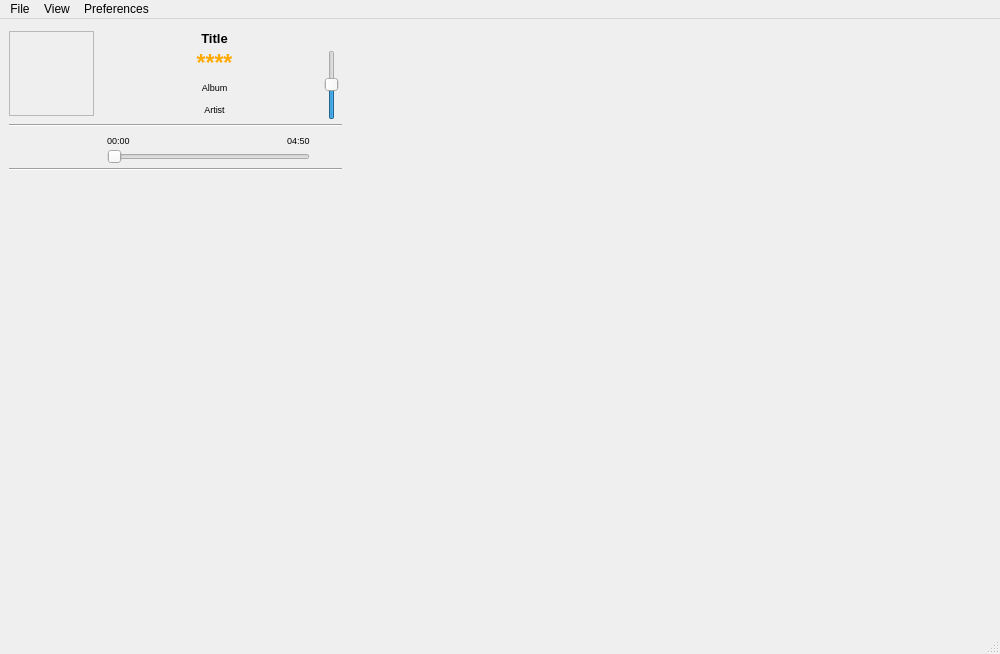
This is trunk/GUI/GUI_Simpleplayer.ui in shahid334/sayonara-player as Qt 5 draws it before an edit. The edited form follows.
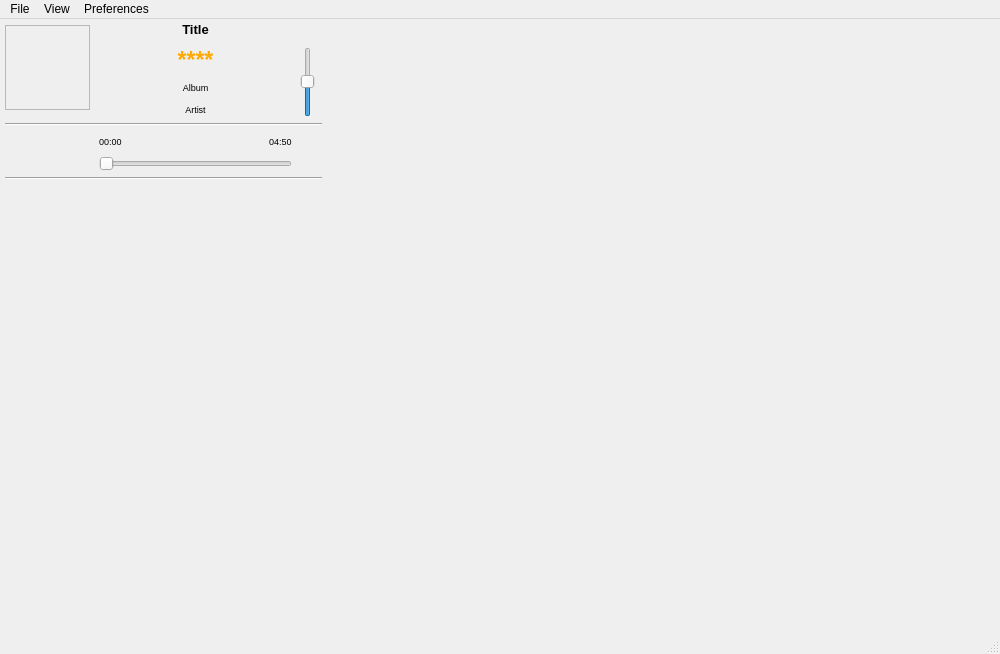
This is the edited form. Icons and pictures are not drawn.

Commit message: deleted many gui layouts performance at reszing is still poor

The edit to the form file:
```diff
--- a/trunk/GUI/GUI_Simpleplayer.ui
+++ b/trunk/GUI/GUI_Simpleplayer.ui
@@ -19,7 +19,7 @@
   <property name="maximumSize">
    <size>
     <width>2000</width>
-    <height>1000</height>
+    <height>2000</height>
    </size>
   </property>
   <property name="windowTitle">
@@ -45,118 +45,67 @@
      <height>177</height>
     </size>
    </property>
-   <layout class="QHBoxLayout" name="horizontalLayout">
-    <property name="spacing">
-     <number>10</number>
-    </property>
-    <property name="margin">
-     <number>0</number>
-    </property>
-    <item>
-     <widget class="QWidget" name="widget" native="true">
-      <property name="sizePolicy">
-       <sizepolicy hsizetype="Preferred" vsizetype="Preferred">
-        <horstretch>11</horstretch>
-        <verstretch>0</verstretch>
-       </sizepolicy>
-      </property>
-      <layout class="QHBoxLayout" name="horizontalLayout_2">
-       <property name="bottomMargin">
-        <number>0</number>
-       </property>
-       <item>
         <layout class="QGridLayout" name="gridLayout">
-         <property name="sizeConstraint">
-          <enum>QLayout::SetDefaultConstraint</enum>
-         </property>
-         <property name="horizontalSpacing">
-          <number>10</number>
-         </property>
-         <property name="verticalSpacing">
-          <number>4</number>
-         </property>
-         <item row="2" column="1">
-          <layout class="QGridLayout" name="gridLayout_4">
-           <property name="horizontalSpacing">
-            <number>8</number>
-           </property>
-           <property name="verticalSpacing">
+    <property name="leftMargin">
+     <number>5</number>
+    </property>
+    <property name="topMargin">
+     <number>0</number>
+    </property>
+    <property name="rightMargin">
+     <number>0</number>
+    </property>
+    <property name="bottomMargin">
             <number>0</number>
            </property>
-           <item row="0" column="0">
-            <layout class="QGridLayout" name="gridLayout_5">
-             <item row="1" column="0">
-              <widget class="QLabel" name="curTime">
-               <property name="maximumSize">
+    <item row="0" column="0" rowspan="4" colspan="3">
+     <widget class="QLabel" name="albumCover">
+      <property name="minimumSize">
                 <size>
-                 <width>16777215</width>
-                 <height>18</height>
-                </size>
-               </property>
-               <property name="font">
-                <font>
-                 <pointsize>7</pointsize>
-                </font>
-               </property>
-               <property name="styleSheet">
-                <string notr="true"/>
-               </property>
-               <property name="text">
-                <string>00:00</string>
-               </property>
-              </widget>
-             </item>
-             <item row="1" column="2">
-              <widget class="QLabel" name="maxTime">
+        <width>85</width>
+        <height>85</height>
+       </size>
+      </property>
                <property name="maximumSize">
                 <size>
-                 <width>16777215</width>
-                 <height>18</height>
-                </size>
-               </property>
-               <property name="font">
-                <font>
-                 <pointsize>7</pointsize>
-                </font>
-               </property>
-               <property name="text">
-                <string>04:50</string>
-               </property>
-              </widget>
-             </item>
-             <item row="1" column="1">
-              <spacer name="horizontalSpacer">
-               <property name="orientation">
-                <enum>Qt::Horizontal</enum>
-               </property>
-               <property name="sizeHint" stdset="0">
-                <size>
-                 <width>40</width>
-                 <height>18</height>
-                </size>
-               </property>
-              </spacer>
-             </item>
-             <item row="2" column="0" colspan="3">
-              <widget class="QSlider" name="songProgress">
-               <property name="maximumSize">
-                <size>
-                 <width>16777215</width>
-                 <height>20</height>
+        <width>85</width>
+        <height>85</height>
                 </size>
                </property>
                <property name="focusPolicy">
-                <enum>Qt::NoFocus</enum>
-               </property>
-               <property name="orientation">
-                <enum>Qt::Horizontal</enum>
+       <enum>Qt::StrongFocus</enum>
+      </property>
+      <property name="frameShape">
+       <enum>QFrame::StyledPanel</enum>
+      </property>
+      <property name="text">
+       <string/>
+      </property>
+      <property name="pixmap">
+       <pixmap>../Images/gui.jpg</pixmap>
+      </property>
+      <property name="scaledContents">
+       <bool>true</bool>
                </property>
               </widget>
              </item>
-            </layout>
-           </item>
-           <item row="0" column="1">
-            <widget class="QPushButton" name="stop">
+    <item row="5" column="0" rowspan="2">
+     <widget class="QPushButton" name="bw">
+      <property name="enabled">
+       <bool>true</bool>
+      </property>
+      <property name="sizePolicy">
+       <sizepolicy hsizetype="Fixed" vsizetype="Fixed">
+        <horstretch>0</horstretch>
+        <verstretch>0</verstretch>
+       </sizepolicy>
+      </property>
+      <property name="minimumSize">
+       <size>
+        <width>0</width>
+        <height>0</height>
+       </size>
+      </property>
              <property name="maximumSize">
               <size>
                <width>24</width>
@@ -173,8 +122,8 @@
              </property>
              <property name="iconSize">
               <size>
-               <width>22</width>
-               <height>22</height>
+        <width>20</width>
+        <height>20</height>
               </size>
              </property>
              <property name="flat">
@@ -182,14 +131,7 @@
              </property>
             </widget>
            </item>
-          </layout>
-         </item>
-         <item row="2" column="0">
-          <layout class="QGridLayout" name="gridLayout_6">
-           <property name="spacing">
-            <number>6</number>
-           </property>
-           <item row="0" column="1">
+    <item row="5" column="1" rowspan="2">
             <widget class="QPushButton" name="play">
              <property name="sizePolicy">
               <sizepolicy hsizetype="Fixed" vsizetype="Fixed">
@@ -197,6 +139,12 @@
                <verstretch>0</verstretch>
               </sizepolicy>
              </property>
+      <property name="minimumSize">
+       <size>
+        <width>0</width>
+        <height>0</height>
+       </size>
+      </property>
              <property name="maximumSize">
               <size>
                <width>28</width>
@@ -225,15 +173,21 @@
              </property>
             </widget>
            </item>
-           <item row="0" column="2">
+    <item row="5" column="2" rowspan="2">
             <widget class="QPushButton" name="fw">
              <property name="enabled">
               <bool>true</bool>
              </property>
+      <property name="minimumSize">
+       <size>
+        <width>0</width>
+        <height>24</height>
+       </size>
+      </property>
              <property name="maximumSize">
               <size>
                <width>24</width>
-               <height>24</height>
+        <height>200</height>
               </size>
              </property>
              <property name="focusPolicy">
@@ -258,92 +212,7 @@
              </property>
             </widget>
            </item>
-           <item row="0" column="0">
-            <widget class="QPushButton" name="bw">
-             <property name="enabled">
-              <bool>true</bool>
-             </property>
-             <property name="sizePolicy">
-              <sizepolicy hsizetype="Fixed" vsizetype="Fixed">
-               <horstretch>0</horstretch>
-               <verstretch>0</verstretch>
-              </sizepolicy>
-             </property>
-             <property name="maximumSize">
-              <size>
-               <width>24</width>
-               <height>24</height>
-              </size>
-             </property>
-             <property name="focusPolicy">
-              <enum>Qt::ClickFocus</enum>
-             </property>
-             <property name="text">
-              <string/>
-             </property>
-             <property name="icon">
-              <iconset>
-               <normaloff>icons/bwd.png</normaloff>
-               <selectedoff>icons/bwd.png</selectedoff>icons/bwd.png</iconset>
-             </property>
-             <property name="iconSize">
-              <size>
-               <width>20</width>
-               <height>20</height>
-              </size>
-             </property>
-             <property name="flat">
-              <bool>true</bool>
-             </property>
-            </widget>
-           </item>
-          </layout>
-         </item>
-         <item row="1" column="0" colspan="2">
-          <widget class="Line" name="line_2">
-           <property name="orientation">
-            <enum>Qt::Horizontal</enum>
-           </property>
-          </widget>
-         </item>
-         <item row="0" column="0">
-          <layout class="QVBoxLayout" name="verticalLayout_2">
-           <item>
-            <widget class="QLabel" name="albumCover">
-             <property name="minimumSize">
-              <size>
-               <width>85</width>
-               <height>85</height>
-              </size>
-             </property>
-             <property name="maximumSize">
-              <size>
-               <width>85</width>
-               <height>85</height>
-              </size>
-             </property>
-             <property name="focusPolicy">
-              <enum>Qt::StrongFocus</enum>
-             </property>
-             <property name="frameShape">
-              <enum>QFrame::StyledPanel</enum>
-             </property>
-             <property name="text">
-              <string/>
-             </property>
-             <property name="pixmap">
-              <pixmap>../Images/gui.jpg</pixmap>
-             </property>
-             <property name="scaledContents">
-              <bool>true</bool>
-             </property>
-            </widget>
-           </item>
-          </layout>
-         </item>
-         <item row="0" column="1">
-          <layout class="QGridLayout" name="gridLayout_2">
-           <item row="0" column="0">
+    <item row="0" column="3" colspan="3">
             <widget class="QLabel" name="title">
              <property name="sizePolicy">
               <sizepolicy hsizetype="Expanding" vsizetype="Preferred">
@@ -387,7 +256,7 @@
              </property>
             </widget>
            </item>
-           <item row="1" column="0">
+    <item row="1" column="3" colspan="3">
             <widget class="QLabel" name="rating">
              <property name="font">
               <font>
@@ -411,7 +280,7 @@
              </property>
             </widget>
            </item>
-           <item row="2" column="0">
+    <item row="2" column="3" colspan="3">
             <widget class="QLabel" name="album">
              <property name="font">
               <font>
@@ -429,7 +298,7 @@
              </property>
             </widget>
            </item>
-           <item row="3" column="0">
+    <item row="3" column="3" colspan="3">
             <widget class="QLabel" name="artist">
              <property name="font">
               <font>
@@ -459,12 +328,7 @@
              </property>
             </widget>
            </item>
-           <item row="0" column="1" rowspan="4">
-            <layout class="QVBoxLayout" name="verticalLayout">
-             <property name="rightMargin">
-              <number>0</number>
-             </property>
-             <item>
+    <item row="0" column="6">
               <widget class="QPushButton" name="btn_mute">
                <property name="maximumSize">
                 <size>
@@ -490,7 +354,7 @@
                </property>
               </widget>
              </item>
-             <item>
+    <item row="1" column="6" rowspan="3">
               <widget class="QSlider" name="volumeSlider">
                <property name="sizePolicy">
                 <sizepolicy hsizetype="Fixed" vsizetype="Expanding">
@@ -515,11 +379,117 @@
                </property>
               </widget>
              </item>
-            </layout>
-           </item>
-          </layout>
-         </item>
-         <item row="4" column="0" colspan="2">
+    <item row="5" column="3">
+     <widget class="QLabel" name="curTime">
+      <property name="sizePolicy">
+       <sizepolicy hsizetype="Maximum" vsizetype="Preferred">
+        <horstretch>0</horstretch>
+        <verstretch>0</verstretch>
+       </sizepolicy>
+      </property>
+      <property name="maximumSize">
+       <size>
+        <width>16777215</width>
+        <height>18</height>
+       </size>
+      </property>
+      <property name="font">
+       <font>
+        <pointsize>7</pointsize>
+       </font>
+      </property>
+      <property name="styleSheet">
+       <string notr="true"/>
+      </property>
+      <property name="text">
+       <string>00:00</string>
+      </property>
+     </widget>
+    </item>
+    <item row="5" column="4">
+     <spacer name="horizontalSpacer">
+      <property name="orientation">
+       <enum>Qt::Horizontal</enum>
+      </property>
+      <property name="sizeType">
+       <enum>QSizePolicy::Expanding</enum>
+      </property>
+      <property name="sizeHint" stdset="0">
+       <size>
+        <width>40</width>
+        <height>18</height>
+       </size>
+      </property>
+     </spacer>
+    </item>
+    <item row="5" column="5">
+     <widget class="QLabel" name="maxTime">
+      <property name="sizePolicy">
+       <sizepolicy hsizetype="Maximum" vsizetype="Preferred">
+        <horstretch>0</horstretch>
+        <verstretch>0</verstretch>
+       </sizepolicy>
+      </property>
+      <property name="maximumSize">
+       <size>
+        <width>16777215</width>
+        <height>18</height>
+       </size>
+      </property>
+      <property name="font">
+       <font>
+        <pointsize>7</pointsize>
+       </font>
+      </property>
+      <property name="text">
+       <string>04:50</string>
+      </property>
+     </widget>
+    </item>
+    <item row="6" column="3" colspan="3">
+     <widget class="QSlider" name="songProgress">
+      <property name="maximumSize">
+       <size>
+        <width>16777215</width>
+        <height>20</height>
+       </size>
+      </property>
+      <property name="focusPolicy">
+       <enum>Qt::NoFocus</enum>
+      </property>
+      <property name="orientation">
+       <enum>Qt::Horizontal</enum>
+      </property>
+     </widget>
+    </item>
+    <item row="5" column="6" rowspan="2">
+     <widget class="QPushButton" name="stop">
+      <property name="maximumSize">
+       <size>
+        <width>24</width>
+        <height>24</height>
+       </size>
+      </property>
+      <property name="text">
+       <string/>
+      </property>
+      <property name="icon">
+       <iconset>
+        <normaloff>icons/stop.png</normaloff>
+        <selectedoff>icons/stop.png</selectedoff>icons/stop.png</iconset>
+      </property>
+      <property name="iconSize">
+       <size>
+        <width>22</width>
+        <height>22</height>
+       </size>
+      </property>
+      <property name="flat">
+       <bool>true</bool>
+      </property>
+     </widget>
+    </item>
+    <item row="8" column="0" colspan="7">
           <widget class="QScrollArea" name="playlist_widget">
            <property name="sizePolicy">
             <sizepolicy hsizetype="Expanding" vsizetype="Expanding">
@@ -556,47 +526,47 @@
              <rect>
               <x>0</x>
               <y>0</y>
-              <width>331</width>
-              <height>420</height>
-             </rect>
-            </property>
+         <width>317</width>
+         <height>431</height>
+        </rect>
+       </property>
+       <zorder>songProgress</zorder>
            </widget>
           </widget>
          </item>
-         <item row="3" column="0" colspan="2">
-          <widget class="Line" name="line_3">
-           <property name="orientation">
-            <enum>Qt::Horizontal</enum>
-           </property>
-          </widget>
-         </item>
-        </layout>
-       </item>
-      </layout>
-     </widget>
-    </item>
-    <item>
+    <item row="0" column="7" rowspan="9">
      <widget class="QWidget" name="library_widget" native="true">
       <property name="sizePolicy">
-       <sizepolicy hsizetype="MinimumExpanding" vsizetype="Preferred">
-        <horstretch>20</horstretch>
+       <sizepolicy hsizetype="Minimum" vsizetype="Expanding">
+        <horstretch>10</horstretch>
         <verstretch>0</verstretch>
        </sizepolicy>
       </property>
       <property name="minimumSize">
        <size>
-        <width>300</width>
-        <height>300</height>
-       </size>
-      </property>
-      <property name="sizeIncrement">
-       <size>
         <width>0</width>
         <height>0</height>
        </size>
       </property>
-      <property name="styleSheet">
-       <string notr="true"/>
+     </widget>
+    </item>
+    <item row="7" column="0" colspan="7">
+     <widget class="Line" name="line">
+      <property name="sizePolicy">
+       <sizepolicy hsizetype="Minimum" vsizetype="Fixed">
+        <horstretch>2</horstretch>
+        <verstretch>0</verstretch>
+       </sizepolicy>
+      </property>
+      <property name="orientation">
+       <enum>Qt::Horizontal</enum>
+      </property>
+     </widget>
+    </item>
+    <item row="4" column="0" colspan="7">
+     <widget class="Line" name="line_2">
+      <property name="orientation">
+       <enum>Qt::Horizontal</enum>
       </property>
      </widget>
     </item>
```
Left out of the diff: 7 changed lines with no effect on the pictures. Lines whose indentation alone changed are shown as unchanged. The commit also changes 8 other files.
